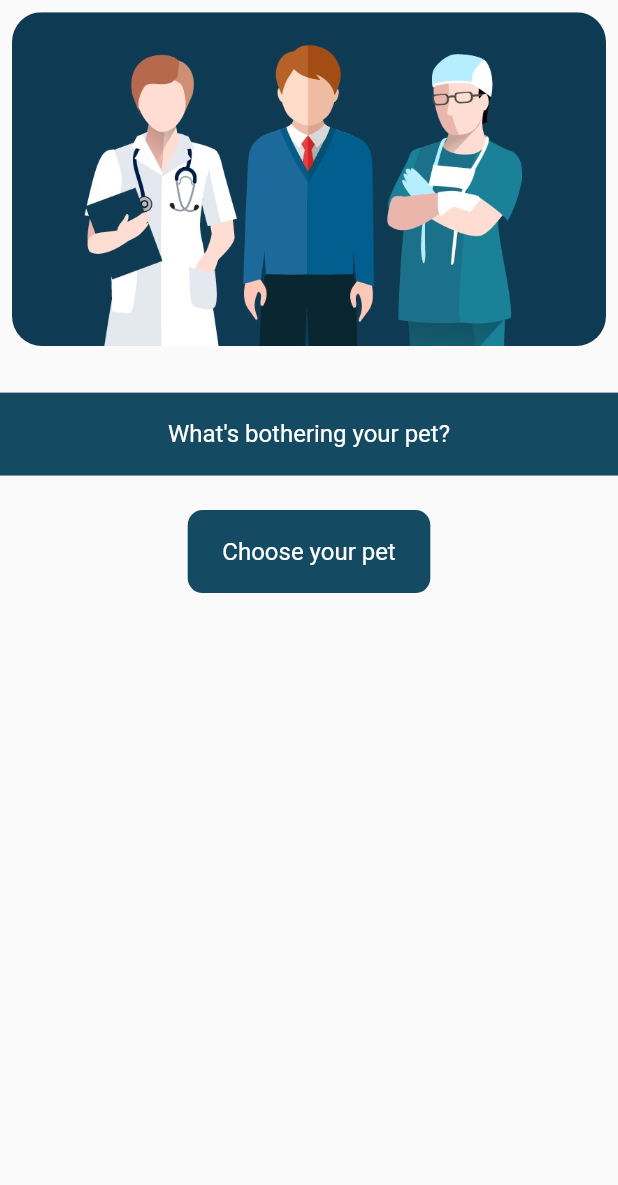
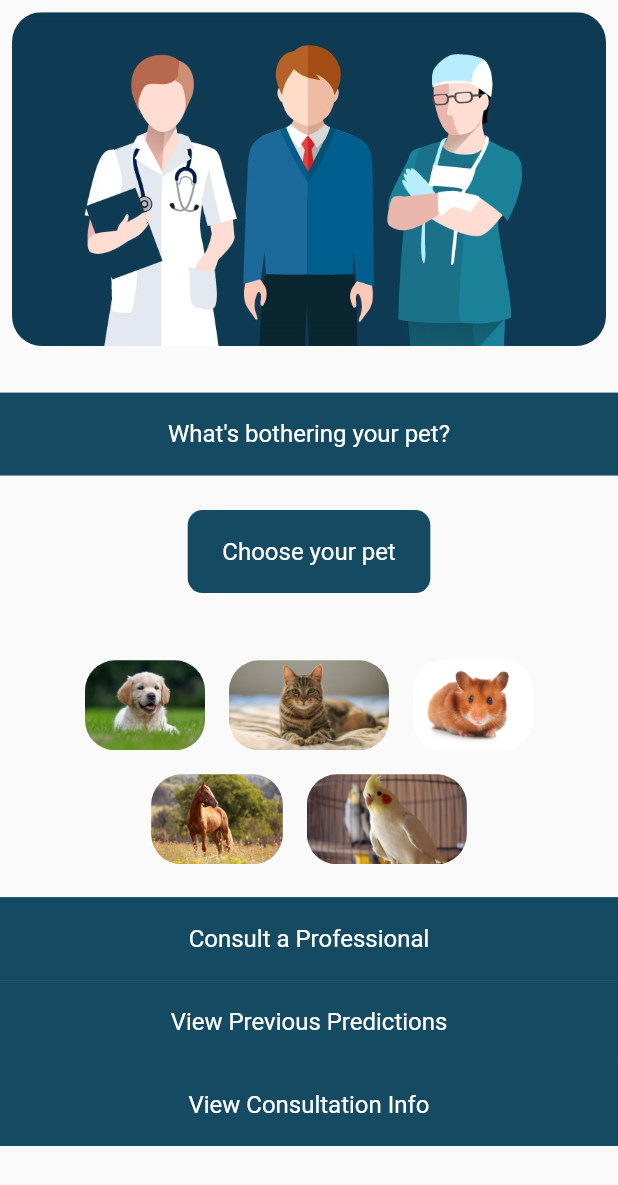
Before and after one commit to petify-inout/petify_frontend, a Flutter app: the screen it shows after launch, swiped to page 4, on a phone screen of 412 x 824 dp. Shown: the top 1185 px of the screen. Run offline on Flutter 3.47's test engine with Material 2 defaults, Android fonts, the light colour scheme and no system bars; our stand-ins replace flutter_screenutil, google_fonts, shared_preferences.

Commit message:
4screencomplete

```diff
--- a/lib/main.dart
+++ b/lib/main.dart
@@ -13,7 +13,7 @@ class MyApp extends StatelessWidget {
   Widget build(BuildContext context) {
     return MaterialApp(
       title: 'Petify',
-      debugShowCheckedModeBanner: false,
+      debugShowCheckedModeBanner: true,
       theme: ThemeData(
         primarySwatch: Colors.blue,
         visualDensity: VisualDensity.adaptivePlatformDensity,
@@ -48,13 +48,13 @@ class _MyHomePageState extends State<MyHomePage> {
     bool onboarding = sharedPreferences.getBool('onboarding');
 
     if (onboarding == null || !onboarding) {
-      sharedPreferences.setBool('onboarding', false);
+      sharedPreferences.setBool('onboarding', true);
       setState(() {
         page = new Carousel();
       });
     }
     if (onboarding) {
-      sharedPreferences.setBool('onboarding', false);
+      sharedPreferences.setBool('onboarding', true);
       setState(() {
         page = new HomePage();
       });
--- a/lib/pages/homepage.dart
+++ b/lib/pages/homepage.dart
@@ -52,7 +52,88 @@ class _HomePageState extends State<HomePage> {
                 'Choose your pet',
                 style: TextStyle(color: Colors.white, fontSize: 16),
               )),
-            )
+            ),
+            SizedBox(
+              height: 40.h,
+            ),
+            Wrap(
+              alignment: WrapAlignment.center,
+              children: [
+                Padding(
+                  padding: const EdgeInsets.all(8.0),
+                  child: ClipRRect(
+                    child: Container(
+                        height: 60, child: Image.asset('assets/dog.jpg')),
+                    borderRadius: BorderRadius.circular(20),
+                  ),
+                ),
+                Padding(
+                  padding: const EdgeInsets.all(8.0),
+                  child: ClipRRect(
+                    child: Container(
+                        height: 60, child: Image.asset('assets/cat.jpg')),
+                    borderRadius: BorderRadius.circular(20),
+                  ),
+                ),
+                Padding(
+                  padding: const EdgeInsets.all(8.0),
+                  child: ClipRRect(
+                    child: Container(
+                        height: 60, child: Image.asset('assets/rat.png')),
+                    borderRadius: BorderRadius.circular(20),
+                  ),
+                ),
+                Padding(
+                  padding: const EdgeInsets.all(8.0),
+                  child: ClipRRect(
+                    child: Container(
+                        height: 60, child: Image.asset('assets/horse.jpg')),
+                    borderRadius: BorderRadius.circular(20),
+                  ),
+                ),
+                Padding(
+                  padding: const EdgeInsets.all(8.0),
+                  child: ClipRRect(
+                    child: Container(
+                        height: 60, child: Image.asset('assets/parrot.jpg')),
+                    borderRadius: BorderRadius.circular(20),
+                  ),
+                ),
+              ],
+            ),
+            SizedBox(
+              height: 15.h,
+            ),
+            Container(
+              width: 433.w,
+              height: 60.h,
+              color: Color(0xff154a63),
+              child: Center(
+                  child: Text(
+                'Consult a Professional',
+                style: TextStyle(color: Colors.white, fontSize: 16),
+              )),
+            ),
+            Container(
+              width: 433.w,
+              height: 60.h,
+              color: Color(0xff154a63),
+              child: Center(
+                  child: Text(
+                'View Previous Predictions',
+                style: TextStyle(color: Colors.white, fontSize: 16),
+              )),
+            ),
+            Container(
+              width: 433.w,
+              height: 60.h,
+              color: Color(0xff154a63),
+              child: Center(
+                  child: Text(
+                'View Consultation Info',
+                style: TextStyle(color: Colors.white, fontSize: 16),
+              )),
+            ),
           ],
         ),
       ),
```
